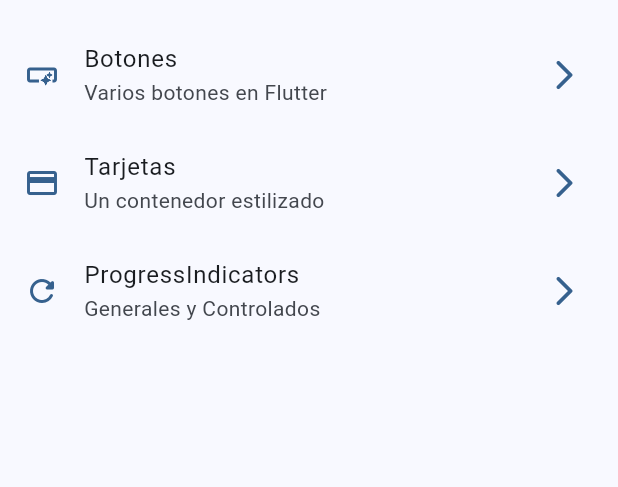
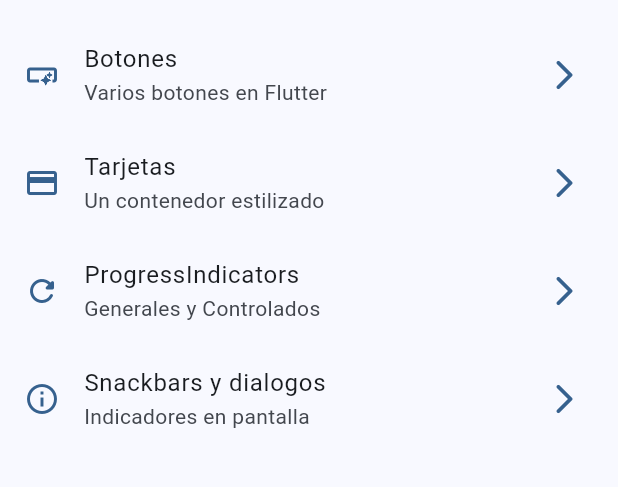
Before and after one commit to reiriartef/flutter-material3-app, a Flutter app: the screen it shows after launch, on a phone screen of 412 x 824 dp, the part 63-550 px from its top. Run offline on Flutter 3.47's test engine with Material 3 defaults, Android fonts, the phone set to English and light mode, and no system bars; our stand-ins replace go_router.

Commit message:
Snackbars y dialogos terminados

```diff
--- a/lib/config/menu/menu_items.dart
+++ b/lib/config/menu/menu_items.dart
@@ -32,4 +32,10 @@ const appMenuItems = <MenuItem>[
     link: '/progress',
     icon: Icons.refresh_rounded,
   ),
+  MenuItem(
+    title: 'Snackbars y dialogos',
+    subTitle: 'Indicadores en pantalla',
+    link: '/snackbars',
+    icon: Icons.info_outline,
+  ),
 ];
--- a/lib/config/router/app_router.dart
+++ b/lib/config/router/app_router.dart
@@ -24,5 +24,10 @@ final appRouter = GoRouter(
       name: ProgressScreen.name,
       builder: (context, state) => const ProgressScreen(),
     ),
+    GoRoute(
+      path: '/snackbars',
+      name: SnackbarScreen.name,
+      builder: (context, state) => const SnackbarScreen(),
+    ),
   ],
 );
--- a/lib/main.dart
+++ b/lib/main.dart
@@ -12,6 +12,7 @@ class MainApp extends StatelessWidget {
   @override
   Widget build(BuildContext context) {
     return MaterialApp.router(
+      title: "Flutter Widgets",
       routerConfig: appRouter,
       debugShowCheckedModeBanner: false,
       theme: AppTheme(selectedColor: 0).getTheme(),
```
Also changed, not shown: lib/presentation/screens/snackbar/snackbar_screen.dart (+56 -1 lines).
